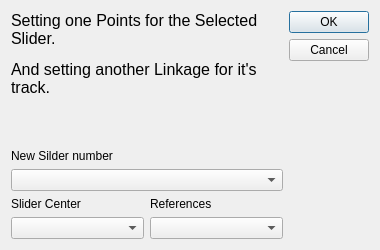
Qt form core/simulate/edit_slider.ui (KmolYuan/Pyslvs-UI) before a commit.
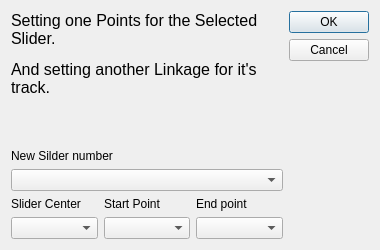
The same form after that commit. Icons and pictures are not drawn.

Commit message: Slider feature improve.

```diff
--- a/core/simulate/edit_slider.ui
+++ b/core/simulate/edit_slider.ui
@@ -120,7 +120,7 @@
           </sizepolicy>
          </property>
          <property name="text">
-          <string>References</string>
+          <string>Start Point</string>
          </property>
         </widget>
        </item>
@@ -131,6 +131,16 @@
          </property>
         </widget>
        </item>
+       <item row="0" column="2">
+        <widget class="QLabel" name="label_4">
+         <property name="text">
+          <string>End point</string>
+         </property>
+        </widget>
+       </item>
+       <item row="1" column="2">
+        <widget class="QComboBox" name="End"/>
+       </item>
       </layout>
      </item>
     </layout>
```
Left out of the diff: 2 changed lines with no effect on the pictures. The commit also changes 12 other files.
